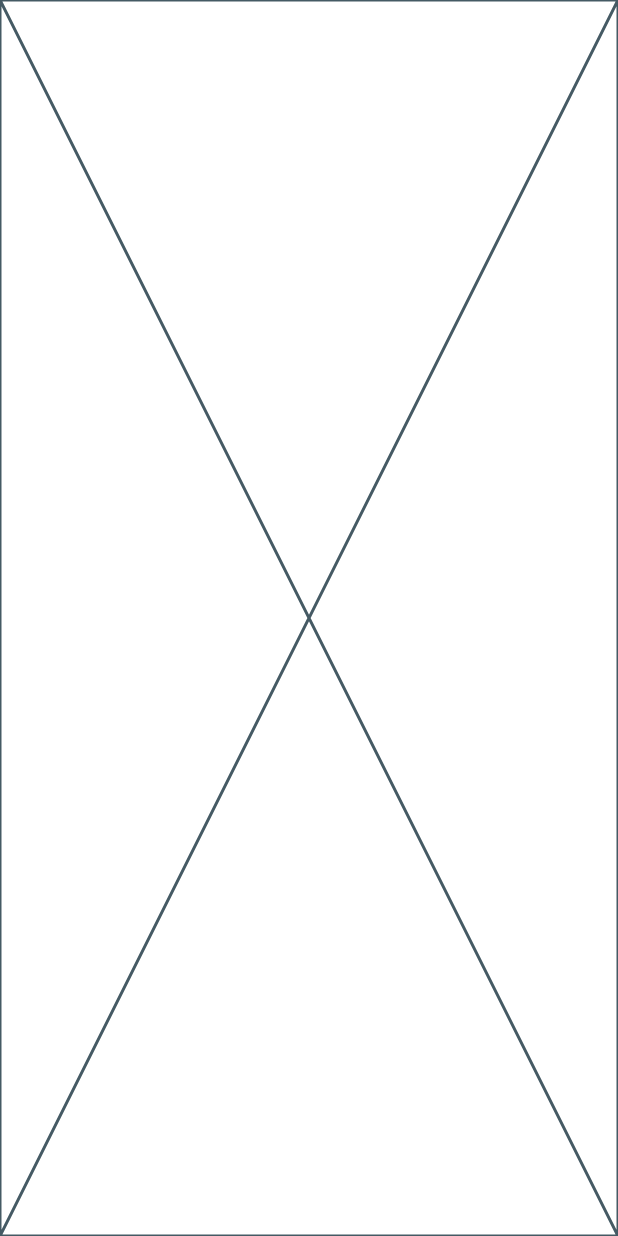
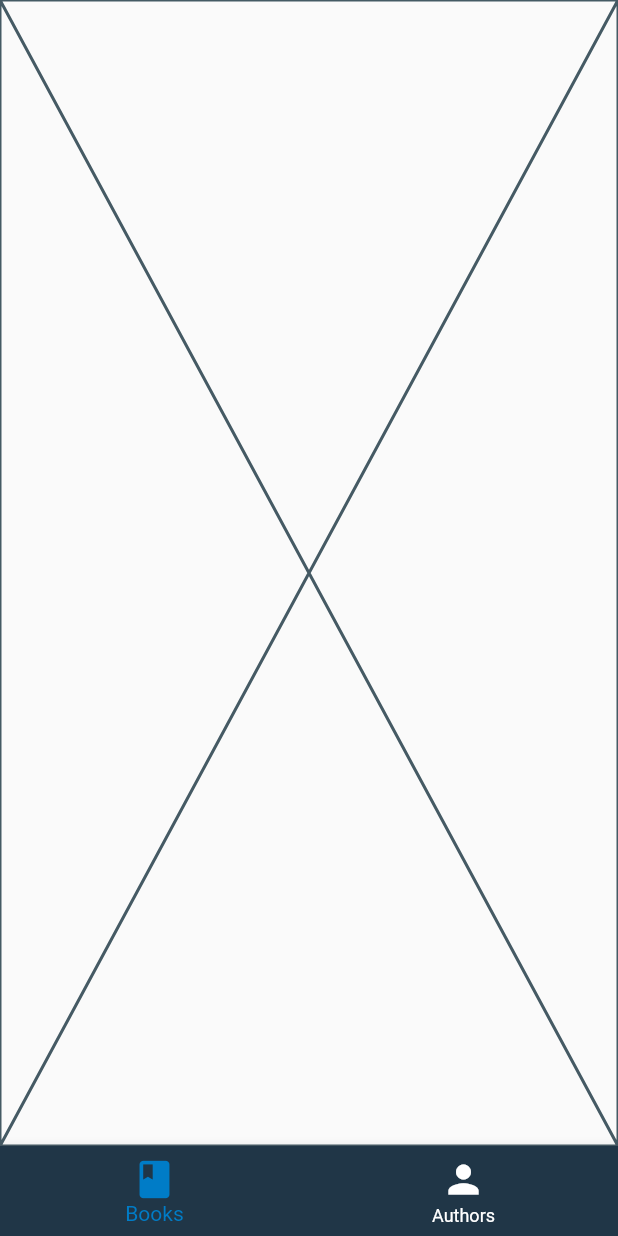
Before and after one commit to kiro312/library_app, a Flutter app: the screen it shows after launch, on a phone screen of 412 x 824 dp. Run offline on Flutter 3.47's test engine with Material 2 defaults, Android fonts, the phone set to English and light mode, and no system bars.

```diff
--- /dev/null
+++ b/lib/models/author_model.dart
@@ -0,0 +1,6 @@
+class AuthorModel {
+  late int auhtorId;
+  late String auhtorName;
+  late String auhtorEmail;
+  late String auhtorBio;
+}
--- /dev/null
+++ b/lib/pages/Books/book_home.dart
@@ -0,0 +1,15 @@
+import 'package:flutter/material.dart';
+
+class BooksHomePage extends StatefulWidget {
+  const BooksHomePage({super.key});
+
+  @override
+  State<BooksHomePage> createState() => _BooksHomePageState();
+}
+
+class _BooksHomePageState extends State<BooksHomePage> {
+  @override
+  Widget build(BuildContext context) {
+    return const Placeholder();
+  }
+}
--- a/lib/pages/Home/home_page.dart
+++ b/lib/pages/Home/home_page.dart
@@ -1,4 +1,7 @@
 import 'package:flutter/material.dart';
+import 'package:library_app/constant_colors.dart';
+import 'package:library_app/pages/Books/book_home.dart';
+import 'package:library_app/pages/authors/author_home.dart';
 
 class HomePage extends StatefulWidget {
   const HomePage({super.key});
@@ -8,8 +11,49 @@ class HomePage extends StatefulWidget {
 }
 
 class _HomePageState extends State<HomePage> {
+  int _selectedIndex = 0;
+
+  static final List<Widget> _widgetOptions = <Widget>[
+    const BooksHomePage(),
+    const AuthorsHomePage(),
+  ];
+
+  static const List<BottomNavigationBarItem> _bottomNavigationBarItems =
+      <BottomNavigationBarItem>[
+    BottomNavigationBarItem(
+      icon: Icon(
+        Icons.book,
+        size: 30,
+      ),
+      label: 'Books',
+    ),
+    BottomNavigationBarItem(
+      icon: Icon(
+        Icons.person,
+        size: 30,
+      ),
+      label: 'Authors',
+    ),
+  ];
+
+  void _onItemTapped(int index) {
+    setState(() {
+      _selectedIndex = index;
+    });
+  }
+
   @override
   Widget build(BuildContext context) {
-    return const Placeholder();
+    return Scaffold(
+      body: _widgetOptions.elementAt(_selectedIndex),
+      bottomNavigationBar: BottomNavigationBar(
+        backgroundColor: AppColors.mainColor,
+        items: _bottomNavigationBarItems,
+        currentIndex: _selectedIndex,
+        unselectedItemColor: Colors.white,
+        selectedItemColor: AppColors.secondaryColor,
+        onTap: _onItemTapped,
+      ),
+    );
   }
 }
```
Also changed, not shown: lib/models/book_model.dart (added, +8 -0 lines), lib/pages/authors/author_home.dart (added, +15 -0 lines).
